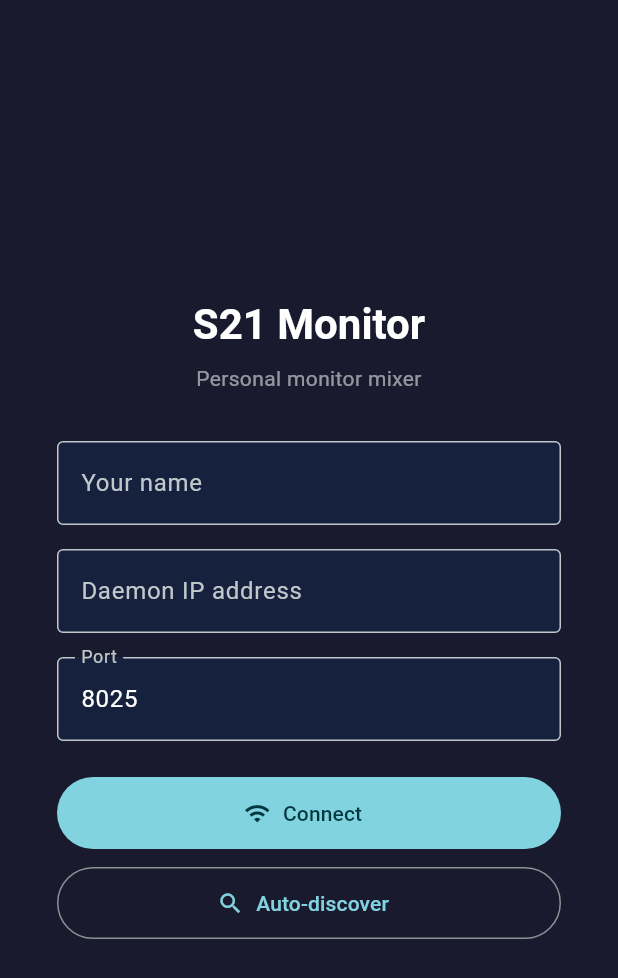
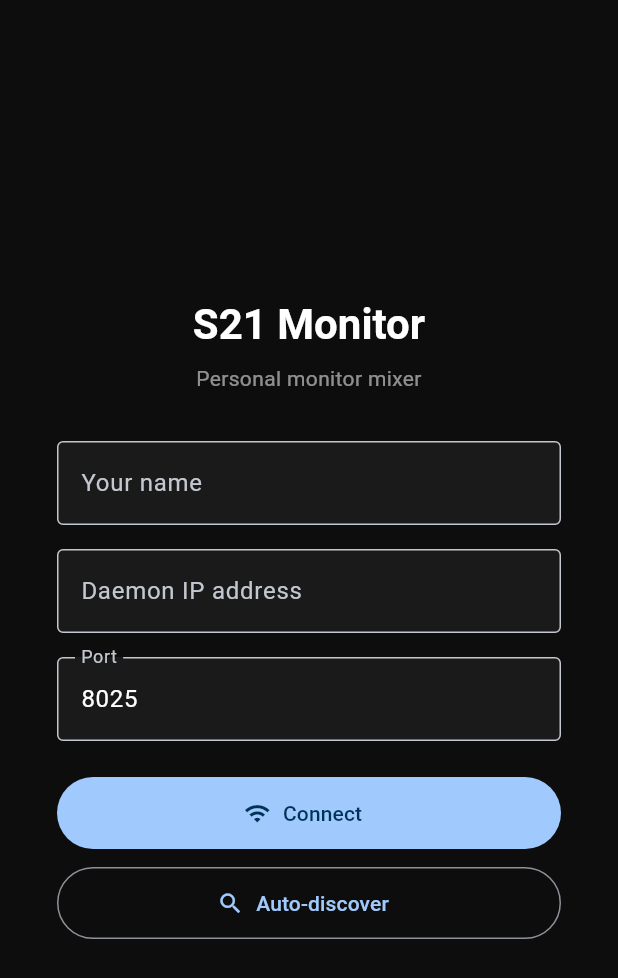
Before and after one commit to pob31/S21_HiJack, a Flutter app: the screen it shows after launch, on a phone screen of 412 x 824 dp. Shown: the top 978 px of the screen. Run offline on Flutter 3.47's test engine with Material 3 defaults, Android fonts, the phone set to English and light mode, and no system bars; statements that could not run were skipped.

Commit message:
Restore coloured accents, darken backgrounds to near-black
Reverted accent colours: blue fader tracks, orange pan sliders, blue
tab underlines — all back to their original vibrant colours.

Darkened backgrounds to minimize light spill on musicians:
- Main background: 0xFF0D0D0D (near black, was 0xFF1A1A2E navy)
- Cards/panels: 0xFF1A1A1A (very dark grey, was 0xFF16213E navy)
- Theme seed back to blue for proper Material accents

Co-Authored-By: Claude Opus 4.6 (1M context) <noreply@anthropic.com>

```diff
--- a/monitor_app/lib/main.dart
+++ b/monitor_app/lib/main.dart
@@ -59,7 +59,7 @@ class _S21MonitorAppState extends State<S21MonitorApp> with WidgetsBindingObserv
       debugShowCheckedModeBanner: false,
       theme: ThemeData(
         brightness: Brightness.dark,
-        colorSchemeSeed: Colors.grey,
+        colorSchemeSeed: Colors.blue,
         useMaterial3: true,
       ),
       home: ConnectionScreen(osc: widget.osc),
--- a/monitor_app/lib/screens/connection_screen.dart
+++ b/monitor_app/lib/screens/connection_screen.dart
@@ -36,7 +36,7 @@ class _ConnectionScreenState extends State<ConnectionScreen> {
   @override
   Widget build(BuildContext context) {
     return Scaffold(
-      backgroundColor: const Color(0xFF1A1A2E),
+      backgroundColor: const Color(0xFF0D0D0D),
       body: Center(
         child: Container(
           constraints: const BoxConstraints(maxWidth: 400),
@@ -71,7 +71,7 @@ class _ConnectionScreenState extends State<ConnectionScreen> {
                   hintText: 'e.g. Drums, Keys, Vocals',
                   border: OutlineInputBorder(),
                   filled: true,
-                  fillColor: Color(0xFF16213E),
+                  fillColor: Color(0xFF1A1A1A),
                 ),
                 style: const TextStyle(color: Colors.white),
               ),
@@ -85,7 +85,7 @@ class _ConnectionScreenState extends State<ConnectionScreen> {
                   hintText: 'e.g. 192.168.1.100',
                   border: OutlineInputBorder(),
                   filled: true,
-                  fillColor: Color(0xFF16213E),
+                  fillColor: Color(0xFF1A1A1A),
                 ),
                 style: const TextStyle(color: Colors.white),
                 keyboardType: TextInputType.url,
@@ -99,7 +99,7 @@ class _ConnectionScreenState extends State<ConnectionScreen> {
                   labelText: 'Port',
                   border: OutlineInputBorder(),
                   filled: true,
-                  fillColor: Color(0xFF16213E),
+                  fillColor: Color(0xFF1A1A1A),
                 ),
                 style: const TextStyle(color: Colors.white),
                 keyboardType: TextInputType.number,
--- a/monitor_app/lib/widgets/channel_strip.dart
+++ b/monitor_app/lib/widgets/channel_strip.dart
@@ -108,7 +108,7 @@ class HorizontalChannelStrip extends StatelessWidget {
     return Container(
       padding: const EdgeInsets.symmetric(horizontal: 12, vertical: 8),
       decoration: BoxDecoration(
-        color: const Color(0xFF16213E),
+        color: const Color(0xFF1A1A1A),
         borderRadius: BorderRadius.circular(8),
       ),
       child: Column(
--- a/monitor_app/lib/widgets/pan_slider.dart
+++ b/monitor_app/lib/widgets/pan_slider.dart
@@ -96,7 +96,7 @@ class _PanPainter extends CustomPainter {
     // Active track (from center to thumb)
     final thumbX = trackLeft + (value + 1.0) / 2.0 * trackWidth;
     final activePaint = Paint()
-      ..color = Colors.grey
+      ..color = Colors.orangeAccent
       ..strokeWidth = trackHeight
       ..strokeCap = StrokeCap.round;
     canvas.drawLine(
@@ -107,7 +107,7 @@ class _PanPainter extends CustomPainter {
 
     // Thumb
     final thumbPaint = Paint()
-      ..color = dragging ? Colors.grey : Colors.white70;
+      ..color = dragging ? Colors.orangeAccent : Colors.orange;
     canvas.drawCircle(Offset(thumbX, trackY), thumbRadius, thumbPaint);
 
     // Thumb border
```
Also changed, not shown: monitor_app/lib/screens/monitor_screen.dart (+6 -6 lines), monitor_app/lib/widgets/fader_widget.dart (+4 -4 lines).
